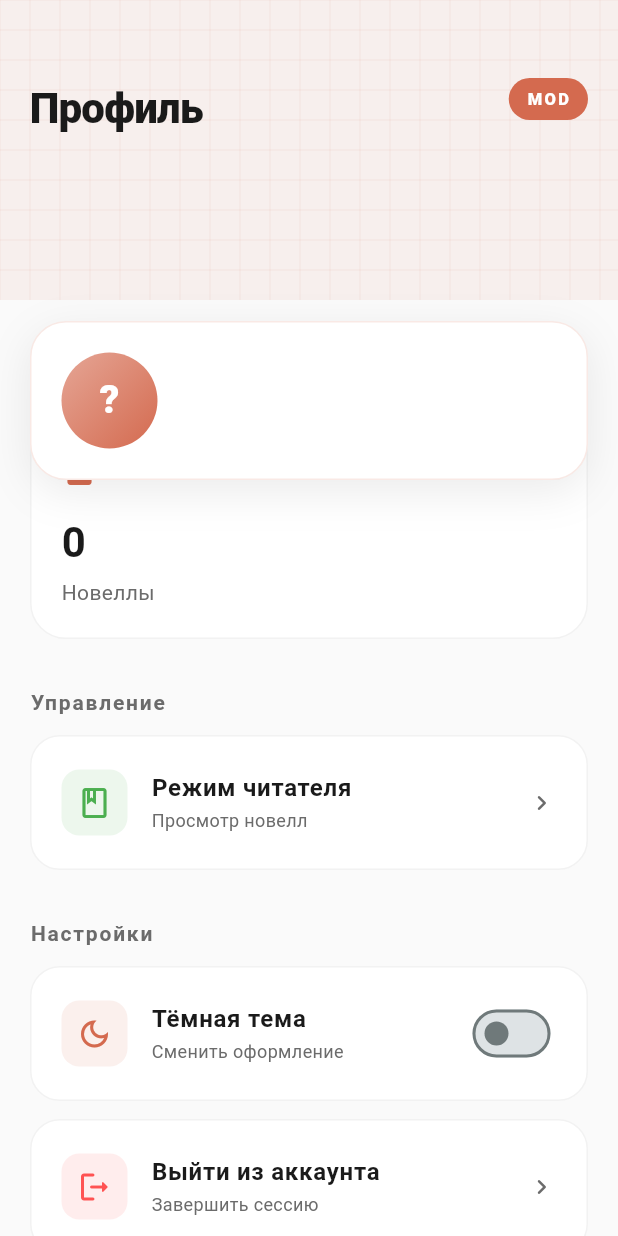
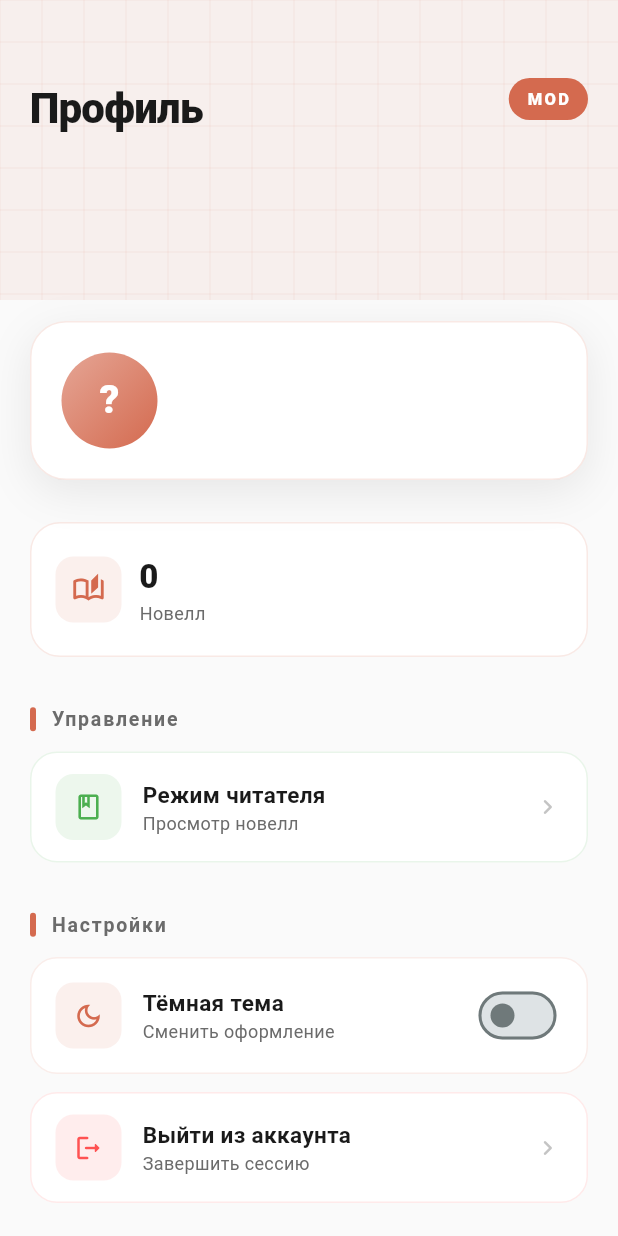
Before and after one commit to Shonkurieta/Prosper, a Flutter app: the AdminProfileScreen screen opened directly with empty values, on a phone screen of 412 x 824 dp. Run offline on Flutter 3.47's test engine with Material 3 defaults, Android fonts, the phone set to English and light mode, and no system bars; our stand-ins replace file_picker, flutter_dotenv, image_picker, shared_preferences; accounts and stored records are empty; network calls fail.

Commit message:
commit 13.05

```diff
--- a/lib/screens/admin/admin_profile_screen.dart
+++ b/lib/screens/admin/admin_profile_screen.dart
@@ -2,7 +2,6 @@ import 'package:flutter/material.dart';
 import 'package:shared_preferences/shared_preferences.dart';
 import 'package:provider/provider.dart';
 import 'package:prosper/providers/theme_provider.dart';
-import 'package:prosper/providers/notification_provider.dart';
 import 'package:prosper/services/admin_service.dart';
 import 'package:prosper/screens/user/user_home.dart';
 
@@ -91,16 +90,8 @@ class _AdminProfileScreenState extends State<AdminProfileScreen>
           ),
           ElevatedButton(
             onPressed: () async {
-              Navigator.pop(context);
-
-              // Очищаем провайдер уведомлений
-              if (mounted) {
-                context.read<NotificationProvider>().clearOnLogout();
-              }
-
               final prefs = await SharedPreferences.getInstance();
               await prefs.clear();
-
               if (mounted) {
                 Navigator.of(context).pushNamedAndRemoveUntil('/login', (route) => false);
               }
@@ -308,17 +299,19 @@ class _AdminProfileScreenState extends State<AdminProfileScreen>
                   _username,
                   style: TextStyle(
                     fontSize: 20,
-                    fontWeight: FontWeight.bold,
+                    fontWeight: FontWeight.w800,
                     color: theme.textPrimaryColor,
+                    letterSpacing: -0.3,
                   ),
                 ),
-                const SizedBox(height: 4),
+                const SizedBox(height: 3),
                 Text(
                   _email,
                   style: TextStyle(
-                    fontSize: 14,
+                    fontSize: 13,
                     color: theme.textSecondaryColor,
                   ),
+                  overflow: TextOverflow.ellipsis,
                 ),
               ],
             ),
@@ -329,64 +322,111 @@ class _AdminProfileScreenState extends State<AdminProfileScreen>
   }
 
   Widget _buildStatsRow(ThemeProvider theme) {
-    return Row(
+    return Padding(
+      padding: const EdgeInsets.only(top: 68),
+      child: Row(
         children: [
-        _buildStatCard(theme, 'Новеллы', _booksCount.toString(), Icons.book_rounded),
+          Expanded(
+            child: _buildStatCard(
+              theme: theme,
+              icon: Icons.auto_stories_outlined,
+              label: 'Новелл',
+              value: '$_booksCount',
+              accent: accentColor,
+            ),
+          ),
           if (widget.role == 'ADMIN') ...[
-          const SizedBox(width: 16),
-          _buildStatCard(theme, 'Пользователи', _usersCount.toString(), Icons.people_rounded),
+            const SizedBox(width: 12),
+            Expanded(
+              child: _buildStatCard(
+                theme: theme,
+                icon: Icons.people_outline_rounded,
+                label: 'Пользователей',
+                value: '$_usersCount',
+                accent: const Color(0xFF5B8CDB),
+              ),
+            ),
           ],
         ],
+      ),
     );
   }
 
-  Widget _buildStatCard(ThemeProvider theme, String label, String value, IconData icon) {
-    return Expanded(
-      child: Container(
-        padding: const EdgeInsets.all(20),
+  Widget _buildStatCard({
+  required ThemeProvider theme,
+  required IconData icon,
+  required String label,
+  required String value,
+  required Color accent,
+}) {
+  return Container(
+    padding: const EdgeInsets.symmetric(horizontal: 16, vertical: 20),
     decoration: BoxDecoration(
       color: theme.cardColor,
-          borderRadius: BorderRadius.circular(24),
-          border: Border.all(
-            color: theme.isDarkMode ? Colors.white.withOpacity(0.05) : Colors.black.withOpacity(0.05),
+      borderRadius: BorderRadius.circular(20),
+      border: Border.all(color: accent.withOpacity(0.15)),
     ),
+    child: Row(
+      children: [
+        Container(
+          width: 44,
+          height: 44,
+          decoration: BoxDecoration(
+            color: accent.withOpacity(0.1),
+            borderRadius: BorderRadius.circular(12),
           ),
+          child: Icon(icon, color: accent, size: 22),
+        ),
+        const SizedBox(width: 12),
+        Expanded(                          // ← вот это критично
           child: Column(
             crossAxisAlignment: CrossAxisAlignment.start,
             children: [
-            Icon(icon, color: accentColor, size: 24),
-            const SizedBox(height: 16),
               Text(
                 value,
                 style: TextStyle(
-                fontSize: 28,
-                fontWeight: FontWeight.bold,
+                  fontSize: 22,
+                  fontWeight: FontWeight.w900,
                   color: theme.textPrimaryColor,
+                  letterSpacing: -0.5,
                 ),
               ),
-            const SizedBox(height: 4),
               Text(
                 label,
-              style: TextStyle(
-                fontSize: 14,
-                color: theme.textSecondaryColor,
+                style: TextStyle(fontSize: 12, color: theme.textSecondaryColor),
+                overflow: TextOverflow.ellipsis,
+                maxLines: 1,
+              ),
+            ],
           ),
         ),
       ],
-        ),
     ),
   );
 }
 
   Widget _buildSectionLabel(ThemeProvider theme, String label) {
-    return Text(
+    return Row(
+      children: [
+        Container(
+          width: 4,
+          height: 16,
+          decoration: BoxDecoration(
+            color: accentColor,
+            borderRadius: BorderRadius.circular(2),
+          ),
+        ),
+        const SizedBox(width: 10),
+        Text(
           label,
           style: TextStyle(
-        fontSize: 14,
-        fontWeight: FontWeight.bold,
+            fontSize: 13,
+            fontWeight: FontWeight.w700,
+            letterSpacing: 1.2,
             color: theme.textSecondaryColor,
-        letterSpacing: 1.2,
           ),
+        ),
+      ],
     );
   }
 
@@ -396,48 +436,65 @@ class _AdminProfileScreenState extends State<AdminProfileScreen>
     required String title,
     required String subtitle,
     required VoidCallback onTap,
+    Widget? trailing,
     Color? color,
-    Widget? trailing,
   }) {
-    return Container(
+    final iconColor = color ?? accentColor;
+    return Material(
+      color: Colors.transparent,
+      child: InkWell(
+        onTap: onTap,
+        borderRadius: BorderRadius.circular(18),
+        child: Container(
+          padding: const EdgeInsets.symmetric(horizontal: 16, vertical: 14),
           decoration: BoxDecoration(
             color: theme.cardColor,
-        borderRadius: BorderRadius.circular(20),
-        border: Border.all(
-          color: theme.isDarkMode ? Colors.white.withOpacity(0.05) : Colors.black.withOpacity(0.05),
+            borderRadius: BorderRadius.circular(18),
+            border: Border.all(color: iconColor.withOpacity(0.12)),
           ),
-      ),
-      child: ListTile(
-        onTap: onTap,
-        contentPadding: const EdgeInsets.symmetric(horizontal: 20, vertical: 8),
-        leading: Container(
-          padding: const EdgeInsets.all(10),
+          child: Row(
+            children: [
+              Container(
+                width: 44,
+                height: 44,
                 decoration: BoxDecoration(
-            color: (color ?? accentColor).withOpacity(0.1),
+                  color: iconColor.withOpacity(0.1),
                   borderRadius: BorderRadius.circular(12),
                 ),
-          child: Icon(icon, color: color ?? accentColor, size: 24),
+                child: Icon(icon, color: iconColor, size: 20),
               ),
-        title: Text(
+              const SizedBox(width: 14),
+              Expanded(
+                child: Column(
+                  crossAxisAlignment: CrossAxisAlignment.start,
+                  children: [
+                    Text(
                       title,
                       style: TextStyle(
-            fontWeight: FontWeight.bold,
+                        fontSize: 15,
+                        fontWeight: FontWeight.w700,
                         color: theme.textPrimaryColor,
                       ),
                     ),
-        subtitle: Text(
+                    Text(
                       subtitle,
-          style: TextStyle(
-            fontSize: 12,
-            color: theme.textSecondaryColor,
+                      style: TextStyle(fontSize: 12, color: theme.textSecondaryColor),
+                    ),
+                  ],
                 ),
               ),
-        trailing: trailing ?? Icon(Icons.chevron_right_rounded, color: theme.textSecondaryColor, size: 20),
+              trailing ??
+                  Icon(Icons.chevron_right_rounded,
+                      size: 20, color: theme.textSecondaryColor.withOpacity(0.4)),
+            ],
+          ),
+        ),
       ),
     );
   }
 }
 
+// Subtle grid pattern for the header banner
 class _GridPatternPainter extends CustomPainter {
   final Color color;
   _GridPatternPainter(this.color);
@@ -447,16 +504,15 @@ class _GridPatternPainter extends CustomPainter {
     final paint = Paint()
       ..color = color
       ..strokeWidth = 1;
-
-    const step = 20.0;
-    for (double i = 0; i < size.width; i += step) {
-      canvas.drawLine(Offset(i, 0), Offset(i, size.height), paint);
+    const step = 28.0;
+    for (double x = 0; x < size.width; x += step) {
+      canvas.drawLine(Offset(x, 0), Offset(x, size.height), paint);
     }
-    for (double i = 0; i < size.height; i += step) {
-      canvas.drawLine(Offset(0, i), Offset(size.width, i), paint);
+    for (double y = 0; y < size.height; y += step) {
+      canvas.drawLine(Offset(0, y), Offset(size.width, y), paint);
     }
   }
 
   @override
-  bool shouldRepaint(CustomPainter oldDelegate) => false;
+  bool shouldRepaint(_GridPatternPainter old) => old.color != color;
 }
--- a/pubspec.yaml
+++ b/pubspec.yaml
@@ -26,9 +26,14 @@ dev_dependencies:
   flutter_test:
     sdk: flutter
   flutter_lints: ^5.0.0
+  flutter_launcher_icons: ^0.14.3
 
 flutter:
   uses-material-design: true
+
+flutter_launcher_icons:
+  android: true
+  image_path: "backend/assets/icon/icon.png"
 
   assets:
     - .env
```
Also changed, not shown: lib/screens/novell/novell_detail_screen.dart (+105 -72 lines), lib/screens/profile/profile_screen.dart (+90 -58 lines), pubspec.lock, 6 other files. Lines whose indentation alone changed are shown as unchanged.
